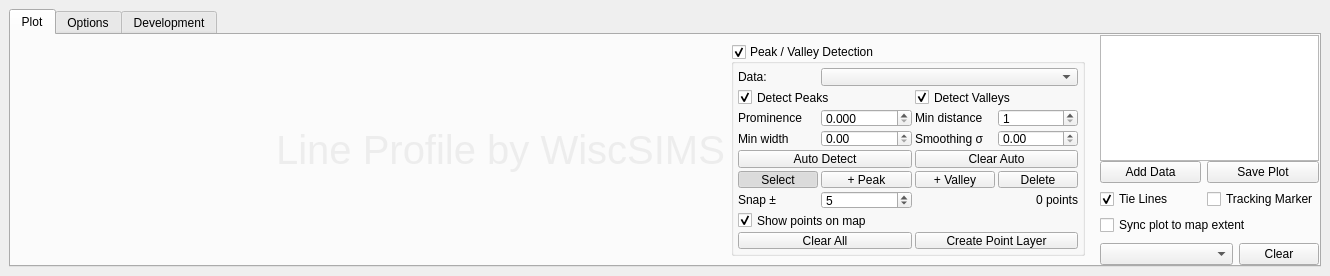
wiscsims/line_profile, file ui/dockWidget.ui: the form before one commit.
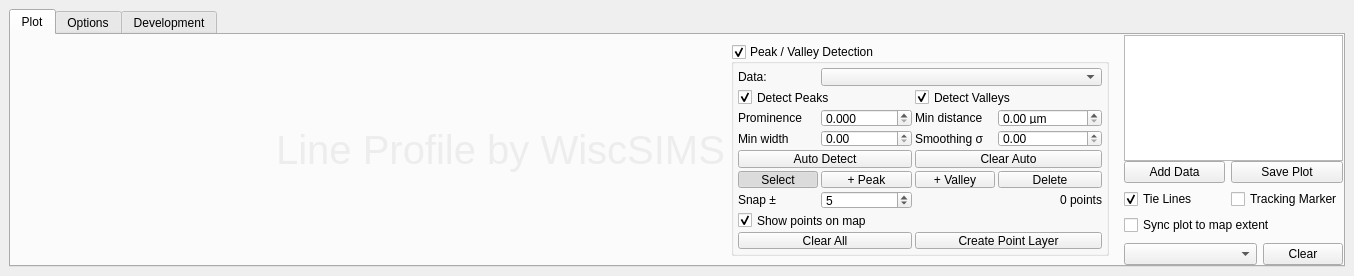
The form after the commit. The open tabs and pages were chosen to show the change.

Commit message: Use physical profile distance for peak filtering

Diff of the .ui file:
```diff
--- a/ui/dockWidget.ui
+++ b/ui/dockWidget.ui
@@ -197,11 +197,13 @@
              </item>
              <item row="2" column="2"><widget class="QLabel" name="Lbl_MinPeakDistance"><property name="text"><string>Min distance</string></property></widget></item>
              <item row="2" column="3">
-              <widget class="QSpinBox" name="Spn_MinPeakDistance">
-               <property name="toolTip"><string>Number of profile samples</string></property>
-               <property name="minimum"><number>1</number></property>
-               <property name="maximum"><number>999999</number></property>
-               <property name="value"><number>1</number></property>
+              <widget class="QDoubleSpinBox" name="Spn_MinPeakDistance">
+               <property name="toolTip"><string>Minimum separation between neighboring detected peaks or valleys along the profile; 0 means unconstrained</string></property>
+               <property name="decimals"><number>2</number></property>
+               <property name="minimum"><double>0.000000000000000</double></property>
+               <property name="maximum"><double>999999.000000000000000</double></property>
+               <property name="suffix"><string> µm</string></property>
+               <property name="value"><double>0.000000000000000</double></property>
               </widget>
              </item>
              <item row="3" column="0"><widget class="QLabel" name="Lbl_MinPeakWidth"><property name="text"><string>Min width</string></property></widget></item>
```
Left out of the diff: 2 changed lines with no effect on the pictures. The commit also changes 4 other files.
